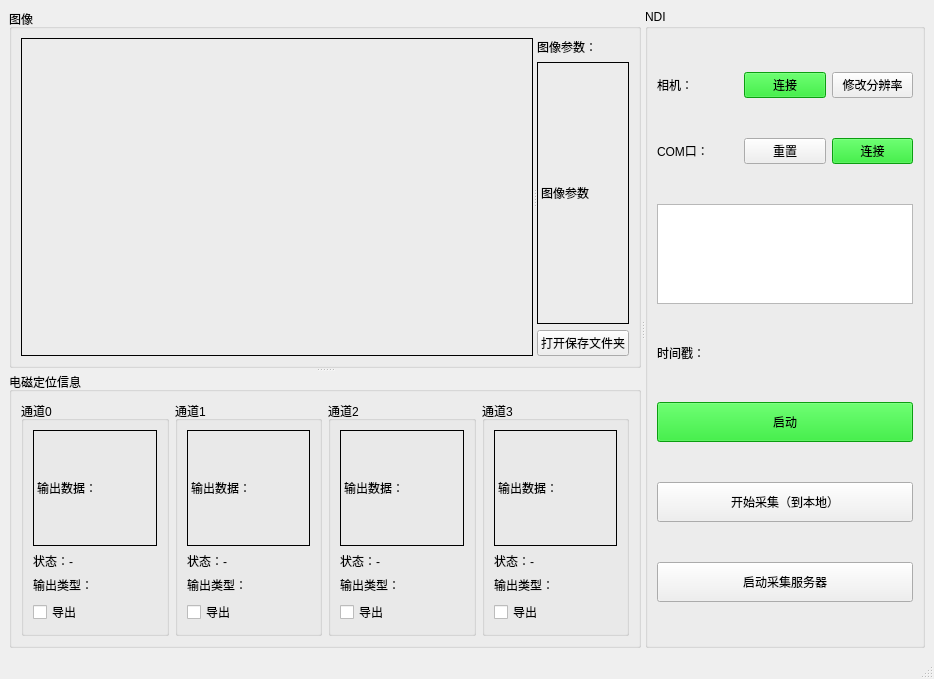
The window that mainwindow.ui (Backlory/VideoPoseSampler_QT) describes before a commit, drawn with Qt 5.
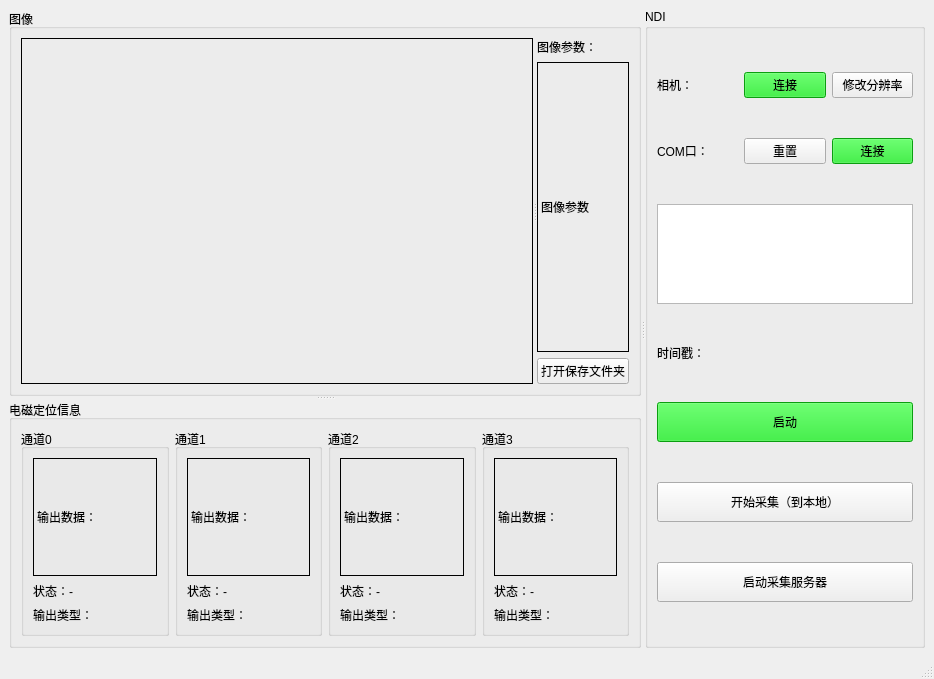
The same window after the commit. Icons and pictures are not drawn.

```diff
--- a/mainwindow.ui
+++ b/mainwindow.ui
@@ -193,19 +193,6 @@
               </property>
              </widget>
             </item>
-            <item>
-             <widget class="QCheckBox" name="NDI_Cb0">
-              <property name="sizePolicy">
-               <sizepolicy hsizetype="Preferred" vsizetype="Fixed">
-                <horstretch>0</horstretch>
-                <verstretch>0</verstretch>
-               </sizepolicy>
-              </property>
-              <property name="text">
-               <string>导出</string>
-              </property>
-             </widget>
-            </item>
            </layout>
           </widget>
          </item>
@@ -257,19 +244,6 @@
               </property>
              </widget>
             </item>
-            <item>
-             <widget class="QCheckBox" name="NDI_Cb1">
-              <property name="sizePolicy">
-               <sizepolicy hsizetype="Preferred" vsizetype="Fixed">
-                <horstretch>0</horstretch>
-                <verstretch>0</verstretch>
-               </sizepolicy>
-              </property>
-              <property name="text">
-               <string>导出</string>
-              </property>
-             </widget>
-            </item>
            </layout>
           </widget>
          </item>
@@ -321,19 +295,6 @@
               </property>
              </widget>
             </item>
-            <item>
-             <widget class="QCheckBox" name="NDI_Cb2">
-              <property name="sizePolicy">
-               <sizepolicy hsizetype="Preferred" vsizetype="Fixed">
-                <horstretch>0</horstretch>
-                <verstretch>0</verstretch>
-               </sizepolicy>
-              </property>
-              <property name="text">
-               <string>导出</string>
-              </property>
-             </widget>
-            </item>
            </layout>
           </widget>
          </item>
@@ -385,19 +346,6 @@
               </property>
              </widget>
             </item>
-            <item>
-             <widget class="QCheckBox" name="NDI_Cb3">
-              <property name="sizePolicy">
-               <sizepolicy hsizetype="Preferred" vsizetype="Fixed">
-                <horstretch>0</horstretch>
-                <verstretch>0</verstretch>
-               </sizepolicy>
-              </property>
-              <property name="text">
-               <string>导出</string>
-              </property>
-             </widget>
-            </item>
            </layout>
           </widget>
          </item>
```
